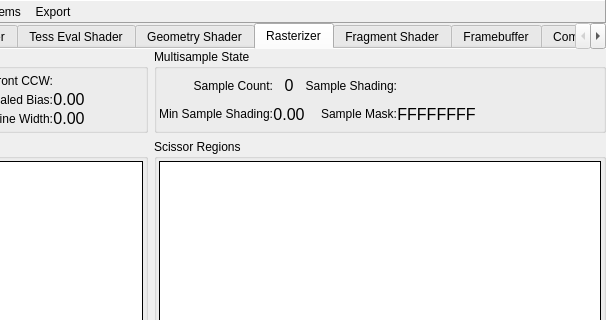
This is qrenderdoc/Windows/PipelineState/VulkanPipelineStateViewer.ui in baldurk/renderdoc as Qt 5 draws it before an edit; both pictures show x 305 to 911 and y 0 to 320 of the 911 by 566 pixel window. The edited form follows.
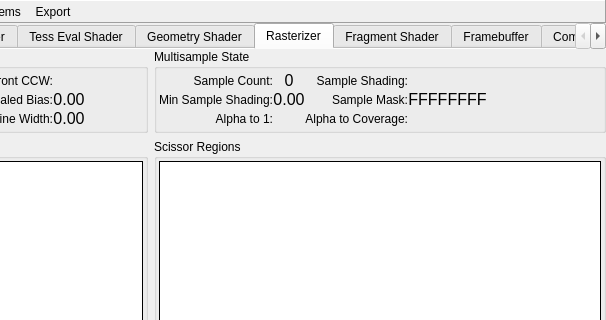
This is the edited form. The open tabs and pages were chosen to show the change. Icons and pictures are not drawn. Custom widgets are drawn as their Qt base class.

Commit message: Add alpha2coverage to VK state view, move it & alpha2one to MSAA group

```diff
--- a/qrenderdoc/Windows/PipelineState/VulkanPipelineStateViewer.ui
+++ b/qrenderdoc/Windows/PipelineState/VulkanPipelineStateViewer.ui
@@ -2162,22 +2162,6 @@
             </property>
            </widget>
           </item>
-          <item row="2" column="0">
-           <spacer name="MSAAVSpacer">
-            <property name="orientation">
-             <enum>Qt::Vertical</enum>
-            </property>
-            <property name="sizeType">
-             <enum>QSizePolicy::Preferred</enum>
-            </property>
-            <property name="sizeHint" stdset="0">
-             <size>
-              <width>0</width>
-              <height>0</height>
-             </size>
-            </property>
-           </spacer>
-          </item>
           <item row="0" column="3">
            <widget class="QLabel" name="sampleShading">
             <property name="text">
@@ -2210,6 +2194,58 @@
             </property>
            </spacer>
           </item>
+          <item row="2" column="0">
+           <widget class="QLabel" name="alphaToOneLabel">
+            <property name="text">
+             <string>Alpha to 1:</string>
+            </property>
+            <property name="alignment">
+             <set>Qt::AlignRight|Qt::AlignTrailing|Qt::AlignVCenter</set>
+            </property>
+            <property name="wordWrap">
+             <bool>true</bool>
+            </property>
+           </widget>
+          </item>
+          <item row="2" column="1">
+           <widget class="QLabel" name="alphaToOne">
+            <property name="pixmap">
+             <pixmap resource="../../Resources/resources.qrc">:/cross.png</pixmap>
+            </property>
+            <property name="alignment">
+             <set>Qt::AlignCenter</set>
+            </property>
+            <property name="margin">
+             <number>4</number>
+            </property>
+           </widget>
+          </item>
+          <item row="2" column="2">
+           <widget class="QLabel" name="alphaToCoverageLabel">
+            <property name="text">
+             <string>Alpha to Coverage:</string>
+            </property>
+            <property name="alignment">
+             <set>Qt::AlignRight|Qt::AlignTrailing|Qt::AlignVCenter</set>
+            </property>
+            <property name="wordWrap">
+             <bool>true</bool>
+            </property>
+           </widget>
+          </item>
+          <item row="2" column="3">
+           <widget class="QLabel" name="alphaToCoverage">
+            <property name="pixmap">
+             <pixmap resource="../../Resources/resources.qrc">:/cross.png</pixmap>
+            </property>
+            <property name="alignment">
+             <set>Qt::AlignCenter</set>
+            </property>
+            <property name="margin">
+             <number>4</number>
+            </property>
+           </widget>
+          </item>
          </layout>
         </widget>
        </item>
@@ -2755,35 +2791,6 @@
                 </property>
                </widget>
               </item>
-              <item row="2" column="0">
-               <widget class="QLabel" name="alphaToOneLabel">
-                <property name="text">
-                 <string>Alpha to 1:</string>
-                </property>
-                <property name="alignment">
-                 <set>Qt::AlignRight|Qt::AlignTrailing|Qt::AlignVCenter</set>
-                </property>
-                <property name="wordWrap">
-                 <bool>true</bool>
-                </property>
-               </widget>
-              </item>
-              <item row="2" column="1">
-               <widget class="QLabel" name="alphaToOne">
-                <property name="text">
-                 <string/>
-                </property>
-                <property name="pixmap">
-                 <pixmap resource="../../Resources/resources.qrc">:/cross.png</pixmap>
-                </property>
-                <property name="alignment">
-                 <set>Qt::AlignCenter</set>
-                </property>
-                <property name="margin">
-                 <number>4</number>
-                </property>
-               </widget>
-              </item>
              </layout>
             </widget>
            </item>
```
The commit also changes 1 other file.
